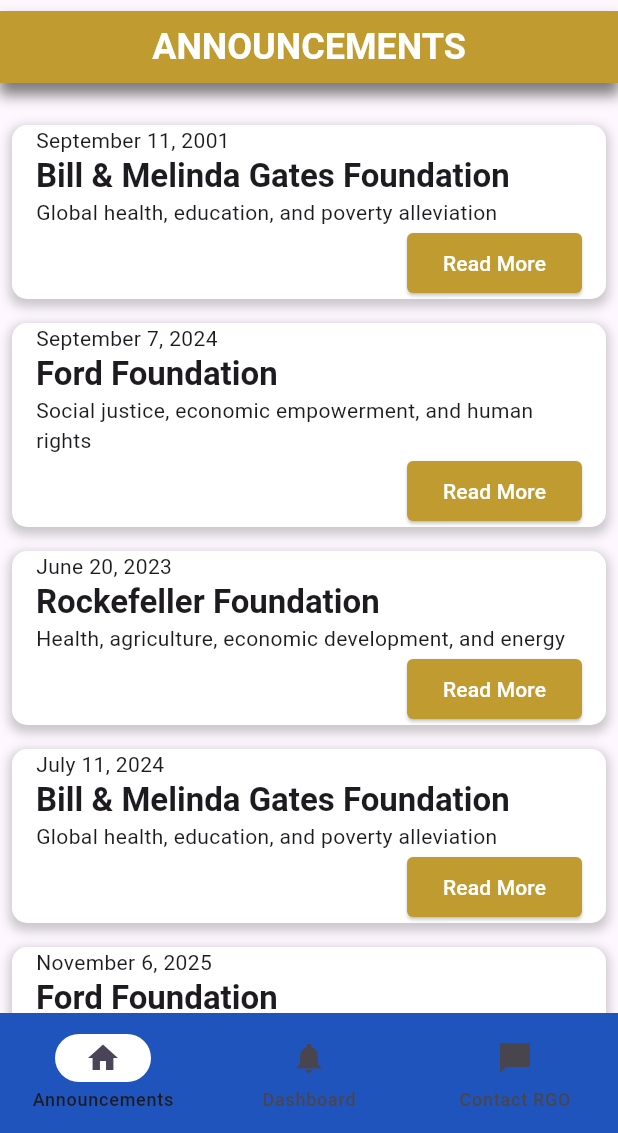
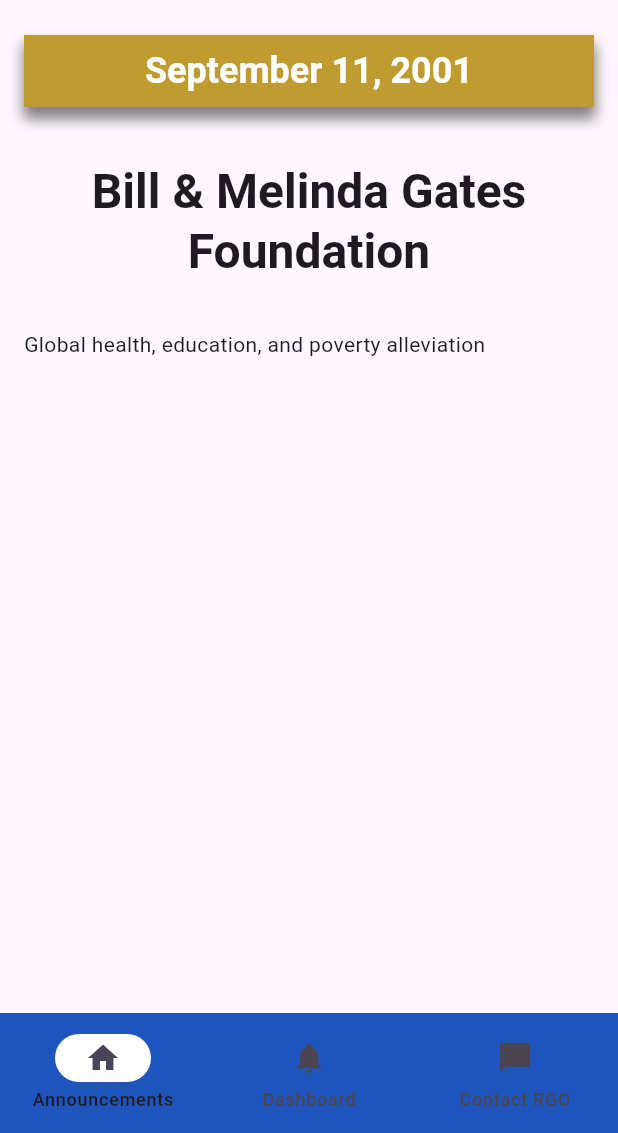
Before and after one commit to Malaga-Karl/scholarship_mobile, a Flutter app: the NavigationExample screen opened by its route, after a tap on "Read More", on a phone screen of 412 x 824 dp, the part 103-1236 px from its top. Run offline on Flutter 3.47's test engine with Material 3 defaults, Android fonts, the phone set to English and light mode, and no system bars.

Commit message:
specific announcement

```diff
--- /dev/null
+++ b/lib/data/announcementData.dart
@@ -0,0 +1,40 @@
+import '../models/announcement.dart';
+
+class AnnouncementData{
+
+  final List<Announcement> announcments = [
+  Announcement(
+    id: 1,
+    title: "Bill & Melinda Gates Foundation",
+    content: "Global health, education, and poverty alleviation",
+    date: "September 11, 2001",
+  ),
+  Announcement(
+    id: 2,
+    title: "Ford Foundation",
+    content: "Social justice, economic empowerment, and human rights",
+    date: "September 7, 2024",
+  ),
+  Announcement(
+    id: 3,
+    title: "Rockefeller Foundation",
+    content: "Health, agriculture, economic development, and energy",
+    date: "June 20, 2023",
+  ),
+
+  Announcement(
+    id: 4,
+    title: "Bill & Melinda Gates Foundation",
+    content: "Global health, education, and poverty alleviation",
+    date: "July 11, 2024",
+  ),
+  Announcement(
+    id: 5,
+    title: "Ford Foundation",
+    content: "Social justice, economic empowerment, and human rights",
+    date: "November 6, 2025",
+  ),
+
+];
+
+}
--- a/lib/models/announcement.dart
+++ b/lib/models/announcement.dart
@@ -1,9 +1,11 @@
 class Announcement {
+  final int id;
   final String title;
   final String content;
   final String date;
 
   Announcement({
+    required this.id,
     required this.title,
     required this.content,
     required this.date,
--- a/lib/screens/Announcements.dart
+++ b/lib/screens/Announcements.dart
@@ -1,4 +1,5 @@
 import 'package:flutter/material.dart';
+import 'package:scholarhip_mobile/data/announcementData.dart';
 import 'package:scholarhip_mobile/models/announcement.dart';
 
 import '../colors.dart';
@@ -7,41 +8,14 @@
 
 
 class AnnouncementsPage extends StatelessWidget {
-
-  final List<Announcement> announcments = [
-  Announcement(
-    title: "Bill & Melinda Gates Foundation",
-    content: "Global health, education, and poverty alleviation",
-    date: "September 11, 2001",
-  ),
-  Announcement(
-    title: "Ford Foundation",
-    content: "Social justice, economic empowerment, and human rights",
-    date: "September 7, 2024",
-  ),
-  Announcement(
-    title: "Rockefeller Foundation",
-    content: "Health, agriculture, economic development, and energy",
-    date: "June 20, 2023",
-  ),
-
-  Announcement(
-    title: "Bill & Melinda Gates Foundation",
-    content: "Global health, education, and poverty alleviation",
-    date: "July 11, 2024",
-  ),
-  Announcement(
-    title: "Ford Foundation",
-    content: "Social justice, economic empowerment, and human rights",
-    date: "November 6, 2025",
-  ),
-
-];
-
- AnnouncementsPage({super.key});
+  final Function(int) onAnnouncementSelected;
+ AnnouncementsPage({super.key, required this.onAnnouncementSelected});
 
   @override
   Widget build(BuildContext context) {
+
+    List<Announcement> announcments = AnnouncementData().announcments;
+
     return Scaffold(
       body: Column(
         children: [
@@ -79,7 +53,9 @@
                           Align(
                             alignment: Alignment.centerRight,
                             child: ElevatedButton(
-                                  onPressed: () {},
+                                  onPressed: () {
+                                    onAnnouncementSelected(announcement.id);
+                                  },
                                   child: Text("Read More"),
                                   style: ButtonStyle(
                                     shape: WidgetStateProperty.all<RoundedRectangleBorder>( RoundedRectangleBorder( borderRadius: BorderRadius.circular(4), )),
--- a/lib/screens/Pages.dart
+++ b/lib/screens/Pages.dart
@@ -3,9 +3,11 @@
 import 'package:scholarhip_mobile/screens/Announcements.dart';
 import 'package:scholarhip_mobile/screens/Contact.dart';
 import 'package:scholarhip_mobile/screens/Dashboard.dart';
-import 'package:scholarhip_mobile/screens/SpecificFoundation.dart';
+import 'package:scholarhip_mobile/screens/SpecificAnnouncement.dart';
+// import 'package:scholarhip_mobile/screens/foundation_detail.dart';
+// import 'package:scholarhip_mobile/screens/specific_scholarship.dart'; // Import SpecificScholarship
 import '../components/InfoBottomSheet.dart';
-import '../models/scholarship.dart';
+import 'SpecificFoundation.dart';
 
 class NavigationExample extends StatefulWidget {
   const NavigationExample({super.key});
@@ -17,6 +19,7 @@
 class _NavigationExampleState extends State<NavigationExample> {
   int currentPageIndex = 1;
   int? selectedScholarshipId;
+  int? selectedAnnouncementId;
 
   @override
   Widget build(BuildContext context) {
@@ -32,7 +35,7 @@
           Padding(
             padding: const EdgeInsets.only(right: 10),
             child: IconButton(
-              onPressed: (){
+              onPressed: () {
                 showModalBottomSheet(
                   context: context,
                   builder: (context) => InfoBottomSheet(),
@@ -40,10 +43,13 @@
               },
               icon: CircleAvatar(
                 backgroundColor: CustomColors().blue,
-                child: const Text('AH', style: TextStyle(color: Colors.white),),
+                child: const Text(
+                  'AH',
+                  style: TextStyle(color: Colors.white),
                 ),
               ),
-          )
+            ),
+          ),
         ],
       ),
       bottomNavigationBar: NavigationBar(
@@ -52,6 +58,7 @@
           setState(() {
             currentPageIndex = index;
             selectedScholarshipId = null; // Reset when navigating to other tabs
+            selectedAnnouncementId = null; // Reset when navigating to other tabs
           });
         },
         indicatorColor: Colors.white,
@@ -71,9 +78,18 @@
           ),
         ],
       ),
-      body: selectedScholarshipId == null
-          ? <Widget>[
-              AnnouncementsPage(),
+      body: selectedAnnouncementId != null
+          ? SpecificAnnouncement(id: selectedAnnouncementId!)
+          : selectedScholarshipId != null
+              ? SpecificScholarship(id: selectedScholarshipId!)
+              : <Widget>[
+                  AnnouncementsPage(
+                    onAnnouncementSelected: (int id) {
+                      setState(() {
+                        selectedAnnouncementId = id;
+                      });
+                    },
+                  ),
                   DashboardPage(
                     onScholarshipSelected: (int id) {
                       setState(() {
@@ -82,8 +98,7 @@
                     },
                   ),
                   ContactPage(),
-            ][currentPageIndex]
-          : SpecificScholarship(id: selectedScholarshipId!),
+                ][currentPageIndex],
     );
   }
 }
--- /dev/null
+++ b/lib/screens/SpecificAnnouncement.dart
@@ -0,0 +1,44 @@
+import 'package:flutter/material.dart';
+import 'package:scholarhip_mobile/components/CustomBanner.dart';
+import 'package:scholarhip_mobile/data/scholarshipData.dart';
+
+import '../colors.dart';
+import '../data/announcementData.dart';
+
+
+class SpecificAnnouncement extends StatelessWidget {
+  final int id;
+
+  SpecificAnnouncement({required this.id});
+
+  @override
+  Widget build(BuildContext context) {
+    final announcement = AnnouncementData().announcments.firstWhere((ann) => ann.id == id);
+
+    return Scaffold(
+      // appBar: AppBar(),
+      body: SingleChildScrollView(
+        child: Padding(
+          padding: const EdgeInsets.all(16.0),
+          child: Column(
+            crossAxisAlignment: CrossAxisAlignment.start,
+            children: [
+              CustomBanner(title: announcement.date),
+              SizedBox(height: 16),
+              Text(
+                textAlign: TextAlign.center,
+                announcement.title,
+                style: Theme.of(context).textTheme.headlineLarge!.copyWith(fontWeight: FontWeight.bold),
+              ),
+
+
+              SizedBox(height: 32),
+              Text(announcement.content),
+              SizedBox(height: 8),
+            ],
+          ),
+        ),
+      ),
+    );
+  }
+}
--- a/lib/screens/SpecificFoundation.dart
+++ b/lib/screens/SpecificFoundation.dart
@@ -14,7 +14,9 @@
     final scholarship = ScholarshipData().scholarships.firstWhere((sch) => sch.id == id);
 
     return Scaffold(
-      body: Padding(
+      // appBar: AppBar(),
+      body: SingleChildScrollView(
+        child: Padding(
           padding: const EdgeInsets.all(16.0),
           child: Column(
             crossAxisAlignment: CrossAxisAlignment.start,
@@ -68,6 +70,7 @@
             ],
           ),
         ),
+      ),
     );
   }
 }
```
Lines whose indentation alone changed are shown as unchanged.
